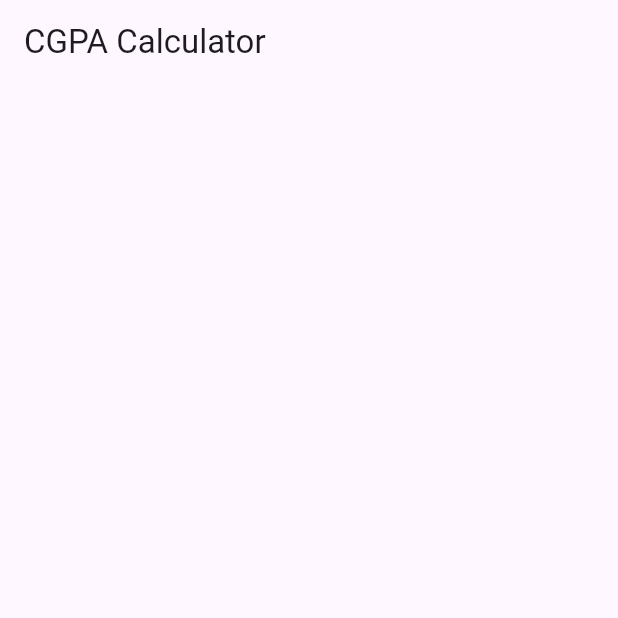
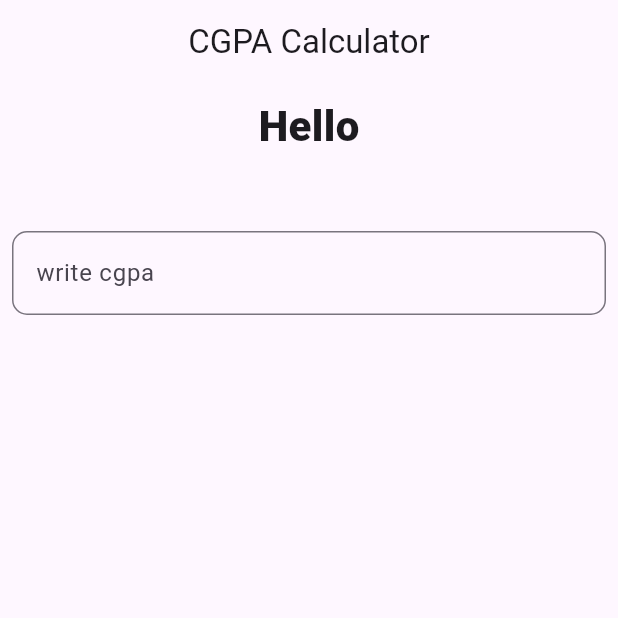
Before and after one commit to RaFiuL-RaZu/project1, a Flutter app: the screen it shows after launch, on a phone screen of 412 x 824 dp, the top half of it. Run offline on Flutter 3.47's test engine with Material 3 defaults, Android fonts, the phone set to English and light mode, and no system bars.

Commit message:
cgpa commit

```diff
--- a/lib/Others/CGPACalculator.dart
+++ b/lib/Others/CGPACalculator.dart
@@ -3,7 +3,7 @@
 import 'package:flutter/material.dart';
 
 class Calculator extends StatefulWidget {
-  const Calculator({super.key});
+  const Calculator({Key? key}) : super(key: key);
 
   @override
   State<Calculator> createState() => _CalculatorState();
@@ -14,7 +14,27 @@ class _CalculatorState extends State<Calculator> {
   Widget build(BuildContext context) {
     return Scaffold(
       appBar: AppBar(
+        centerTitle: true,
         title: Text("CGPA Calculator"),
+      ),
+      body: Center(
+        child: Padding(
+          padding: const EdgeInsets.all(8.0),
+          child: Column(
+            children: [
+              Text("Hello",style: TextStyle(fontSize: 28,fontWeight: FontWeight.w800),),
+              SizedBox(height: 50,),
+              TextField(
+                decoration: InputDecoration(
+                  labelText: "write cgpa",
+                  border: OutlineInputBorder(
+                    borderRadius: BorderRadius.all(Radius.circular(10)),
+                  )
+                ),
+              )
+            ],
+          ),
+        ),
       ),
     );
   }
```
Also changed, not shown: lib/main.dart (+4 -4 lines).
